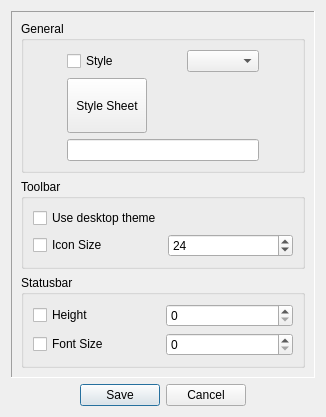
This is librecad/src/ui/forms/lc_widgetoptionsdialog.ui in LibreCAD/LibreCAD as Qt 5 draws it before an edit. The edited form follows.
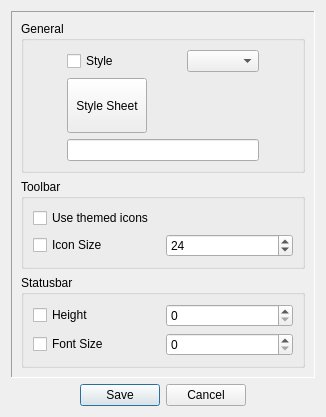
This is the edited form.

Commit message: changed 'use desktop theme' to 'use themed icons'; #496

The edit to the form file:
```diff
--- a/librecad/src/ui/forms/lc_widgetoptionsdialog.ui
+++ b/librecad/src/ui/forms/lc_widgetoptionsdialog.ui
@@ -73,7 +73,7 @@
          <item row="0" column="0">
           <widget class="QCheckBox" name="theme_checkbox">
            <property name="text">
-            <string>Use desktop theme</string>
+            <string>Use themed icons</string>
            </property>
           </widget>
          </item>
```
